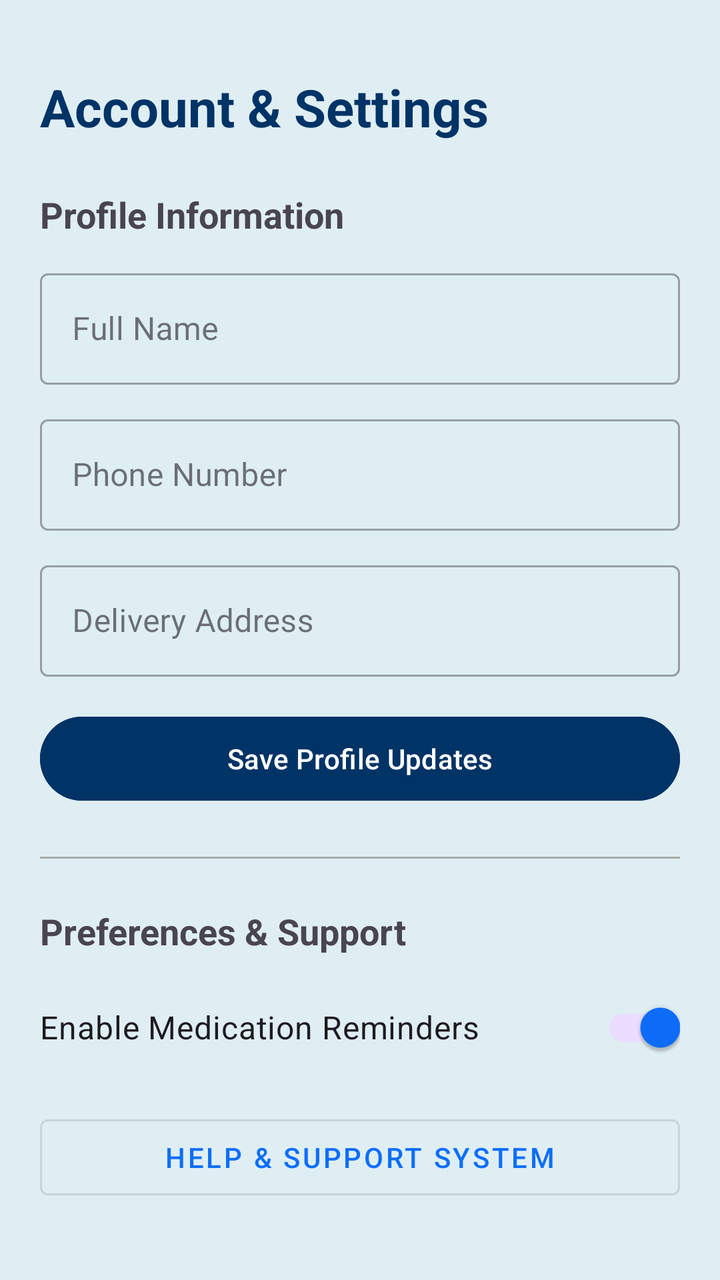
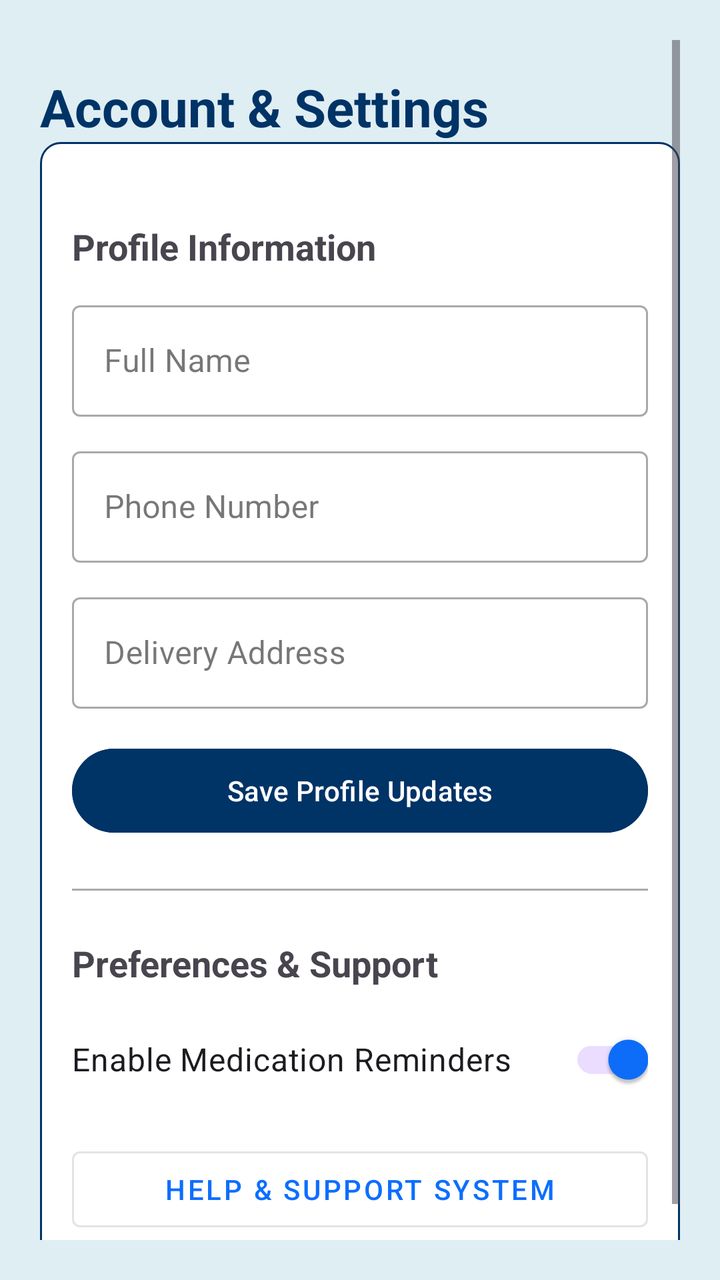

Two renders of the same Android screen: before a commit and after it. Below are the layout's source before the change and the commit's diff.
<!-- AndroidManifest.xml: application theme Theme.Pillpoint -->
<!-- res/layout/activity_settings.xml -->
<?xml version="1.0" encoding="utf-8"?>
<ScrollView xmlns:android="http://schemas.android.com/apk/res/android"
    xmlns:app="http://schemas.android.com/apk/res-auto"
    android:layout_width="match_parent"
    android:layout_height="match_parent"
    android:fillViewport="true"
    android:padding="20dp"
    android:background="#DFEEF3">

    <LinearLayout
        android:layout_width="match_parent"
        android:layout_height="wrap_content"
        android:orientation="vertical">

        <TextView
            android:layout_width="wrap_content"
            android:layout_height="wrap_content"
            android:layout_marginTop="16dp"
            android:text="Account &amp; Settings"
            android:textColor="@color/dark_blue"
            android:textSize="26sp"
            android:textStyle="bold" />

        
        <TextView
            android:layout_width="wrap_content"
            android:layout_height="wrap_content"
            android:layout_marginTop="24dp"
            android:text="Profile Information"
            android:textSize="18sp"
            android:textStyle="bold" />

        <com.google.android.material.textfield.TextInputLayout
            android:id="@+id/tilFullName"
            style="@style/Widget.MaterialComponents.TextInputLayout.OutlinedBox"
            android:layout_width="match_parent"
            android:layout_height="wrap_content"
            android:layout_marginTop="12dp"
            android:hint="Full Name">

            <com.google.android.material.textfield.TextInputEditText
                android:id="@+id/etFullName"
                android:layout_width="match_parent"
                android:layout_height="wrap_content"
                android:inputType="textPersonName" />
        </com.google.android.material.textfield.TextInputLayout>

        <com.google.android.material.textfield.TextInputLayout
            android:id="@+id/tilPhone"
            style="@style/Widget.MaterialComponents.TextInputLayout.OutlinedBox"
            android:layout_width="match_parent"
            android:layout_height="wrap_content"
            android:layout_marginTop="12dp"
            android:hint="Phone Number">

            <com.google.android.material.textfield.TextInputEditText
                android:id="@+id/etPhone"
                android:layout_width="match_parent"
                android:layout_height="wrap_content"
                android:inputType="phone" />
        </com.google.android.material.textfield.TextInputLayout>

        <com.google.android.material.textfield.TextInputLayout
            android:id="@+id/tilAddress"
            style="@style/Widget.MaterialComponents.TextInputLayout.OutlinedBox"
            android:layout_width="match_parent"
            android:layout_height="wrap_content"
            android:layout_marginTop="12dp"
            android:hint="Delivery Address">

            <com.google.android.material.textfield.TextInputEditText
                android:id="@+id/etAddress"
                android:layout_width="match_parent"
                android:layout_height="wrap_content"
                android:inputType="textPostalAddress" />
        </com.google.android.material.textfield.TextInputLayout>

        <Button
            android:id="@+id/btnSaveProfile"
            android:layout_width="match_parent"
            android:layout_height="50dp"
            android:layout_marginTop="16dp"
            android:backgroundTint="@color/dark_blue"
            android:text="Save Profile Updates" />

        <View
            android:layout_width="match_parent"
            android:layout_height="1dp"
            android:layout_marginVertical="24dp"
            android:background="@android:color/darker_gray" />

        
        <TextView
            android:layout_width="wrap_content"
            android:layout_height="wrap_content"
            android:text="Preferences &amp; Support"
            android:textSize="18sp"
            android:textStyle="bold" />

        <com.google.android.material.switchmaterial.SwitchMaterial
            android:id="@+id/switchNotifications"
            android:layout_width="match_parent"
            android:layout_height="wrap_content"
            android:layout_marginTop="12dp"
            android:checked="true"
            android:text="Enable Medication Reminders"
            android:textSize="16sp" />

        <Button
            android:id="@+id/btnHelpSupport"
            style="@style/Widget.MaterialComponents.Button.OutlinedButton"
            android:layout_width="match_parent"
            android:layout_height="50dp"
            android:layout_marginTop="16dp"
            android:text="Help &amp; Support System" />

    </LinearLayout>
</ScrollView>
<!-- resources referenced by this layout -->
<resources>
  <color name="dark_blue">#003366</color>
  <style name="Theme.Pillpoint" parent="Base.Theme.Pillpoint" />
  <style name="Base.Theme.Pillpoint" parent="Theme.Material3.DayNight.NoActionBar">
          
  
          
  
          <item name="colorPrimary">@color/blue</item>
          <item name="colorOnPrimary">@color/white</item>
  
          <item name="colorSecondary">@color/red</item>
          <item name="colorOnSecondary">@color/white</item>
  
          <item name="android:statusBarColor">@color/dark_blue</item>
          <item name="android:navigationBarColor">@color/blue</item>
      </style>
  <color name="blue">#0D6EFD</color>
  <color name="white">#FFFFFFFF</color>
  <color name="red">#FF0000</color>
</resources>

<!-- the commit's change to res/layout/activity_settings.xml (unified diff, before → after) -->
@@ -20,6 +20,14 @@
             android:textColor="@color/dark_blue"
             android:textSize="26sp"
             android:textStyle="bold" />
+
+    <LinearLayout
+        android:layout_width="match_parent"
+        android:layout_height="wrap_content"
+        android:background="@drawable/edit_text_background"
+        android:orientation="vertical"
+        android:padding="16dp"
+        android:layout_marginBottom="24dp">
 
         
         <TextView
@@ -113,6 +121,6 @@
             android:layout_height="50dp"
             android:layout_marginTop="16dp"
             android:text="Help &amp; Support System" />
-
+    </LinearLayout>
     </LinearLayout>
 </ScrollView>
<!-- resource entries referenced after the edit -->
@@ -1,6 +1,26 @@
 <!-- resources referenced by this layout -->
 <resources>
   <color name="dark_blue">#003366</color>
+  <!-- drawable edit_text_background (drawable) -->
+  <?xml version="1.0" encoding="utf-8"?>
+  <shape xmlns:android="http://schemas.android.com/apk/res/android">
+  
+      <solid android:color="#FFFFFF"/>
+  
+      <stroke
+          android:width="1dp"
+          android:color="@color/dark_blue"/>
+  
+      <corners android:radius="10dp"/>
+  
+      <padding
+          android:left="10dp"
+          android:right="10dp"
+          android:top="10dp"
+          android:bottom="10dp"/>
+  
+  
+  </shape>
   <style name="Theme.Pillpoint" parent="Base.Theme.Pillpoint" />
   <style name="Base.Theme.Pillpoint" parent="Theme.Material3.DayNight.NoActionBar">
           
